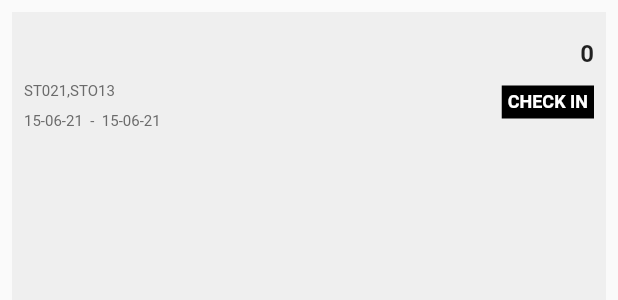
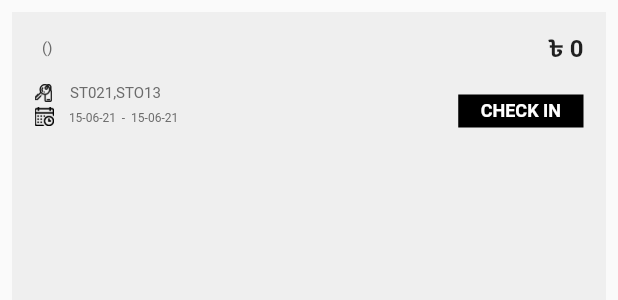
Before and after one commit to VertexAlien/STAYEGY_HOST, a Flutter app: the BookedTile widget shown alone on an empty page, opened directly with empty values, on a phone screen of 412 x 824 dp. Shown: the top 300 px of the screen. Run offline on Flutter 3.47's test engine with Material 2 defaults, Android fonts, the phone set to English and light mode, and no system bars; our stand-ins replace bloc, carousel_slider, cloud_firestore, equatable, firebase_auth, firebase_core and 6 more; accounts and stored records are empty.

```diff
--- a/lib/container/bookedTile.dart
+++ b/lib/container/bookedTile.dart
@@ -15,7 +15,7 @@ class BookedTile extends StatelessWidget {
       child: Container(
         color: Color(0xffefefef),
         child: Padding(
-          padding: const EdgeInsets.all(8.0),
+          padding: const EdgeInsets.fromLTRB(15, 5, 15, 5),
           child: Column(
             children: [
               Row(
@@ -25,19 +25,25 @@ class BookedTile extends StatelessWidget {
                     children: [
                       Text(
                         bookDetails.userName != null ? bookDetails.userName : 'Mr xyz',
-                        style: GoogleFonts.roboto(fontSize: 14, height: 2, fontWeight: FontWeight.bold),
+                        style: GoogleFonts.roboto(fontSize: 16, height: 2, fontWeight: FontWeight.bold),
+                      ),
+                      SizedBox(
+                        width: 5,
                       ),
                       Text(
-                        bookDetails.userPhoneNumber != null ? bookDetails.userPhoneNumber : '124587569854',
+                        bookDetails.userPhoneNumber != null ? "(${bookDetails.userPhoneNumber})" : '124587569854',
                         style: GoogleFonts.roboto(fontSize: 10, height: 2, color: Color(0xff6b6b6b)),
                       ),
                     ],
                   ),
                   Text(
-                    bookDetails.totalDiscountedPrice != null ? bookDetails.totalDiscountedPrice.toString() : '0',
+                    bookDetails.totalDiscountedPrice != null ? "৳ ${bookDetails.totalDiscountedPrice.toString()}" : '0',
                     style: GoogleFonts.roboto(fontSize: 16, height: 2, fontWeight: FontWeight.bold),
                   ),
                 ],
+              ),
+              SizedBox(
+                height: 10,
               ),
               Row(
                 mainAxisAlignment: MainAxisAlignment.spaceBetween,
@@ -45,29 +51,61 @@ class BookedTile extends StatelessWidget {
                   Column(
                     crossAxisAlignment: CrossAxisAlignment.start,
                     children: [
+                      Row(
+                        mainAxisAlignment: MainAxisAlignment.start,
+                        children: [
+                          Image.asset(
+                            'images/key.png',
+                            scale: 13,
+                            fit: BoxFit.fill,
+                          ),
+                          SizedBox(
+                            width: 12,
+                          ),
                           Text(
                             'ST021,STO13',
-                        style: GoogleFonts.roboto(fontSize: 10, height: 2, color: Color(0xff6b6b6b)),
+                            style: GoogleFonts.roboto(fontSize: 10, height: 1, color: Color(0xff6b6b6b)),
+                          ),
+                        ],
+                      ),
+                      SizedBox(
+                        height: 3,
+                      ),
+                      Row(
+                        mainAxisAlignment: MainAxisAlignment.start,
+                        children: [
+                          Image.asset(
+                            'images/calendar.png',
+                            scale: 12,
+                            fit: BoxFit.fill,
+                          ),
+                          SizedBox(
+                            width: 10,
                           ),
                           Text(
                             '${DateFormat('dd-MM-yy').format(DateTime.parse(bookDetails.dateRange["startDate"].toDate().toString()))}  -  ${DateFormat('dd-MM-yy').format(DateTime.parse(bookDetails.dateRange["endDate"].toDate().toString()))}',
                             // '${DateTime.parse(bookDetails.dateRange["startDate"].toDate().toString())}',
-                        style: GoogleFonts.roboto(fontSize: 10, height: 2, color: Color(0xff6b6b6b)),
-                      )
+                            style: GoogleFonts.roboto(fontSize: 8, height: 1.5, color: Color(0xff6b6b6b)),
+                          ),
+                        ],
+                      ),
                     ],
                   ),
                   GestureDetector(
                     onTap: null,
+                    child: Padding(
+                      padding: const EdgeInsets.fromLTRB(0, 8, 0, 0),
                       child: Container(
                         color: Colors.black,
                         child: Padding(
-                        padding: const EdgeInsets.all(4.0),
+                          padding: const EdgeInsets.fromLTRB(15, 4, 15, 4),
                           child: Text(
                             'CHECK IN',
                             style: GoogleFonts.roboto(
                               fontSize: 12,
                               fontWeight: FontWeight.bold,
                               color: Colors.white,
+                            ),
                           ),
                         ),
                       ),
```
Also changed, not shown: lib/container/paddingTile.dart (+43 -20 lines). Lines whose indentation alone changed are shown as unchanged.
